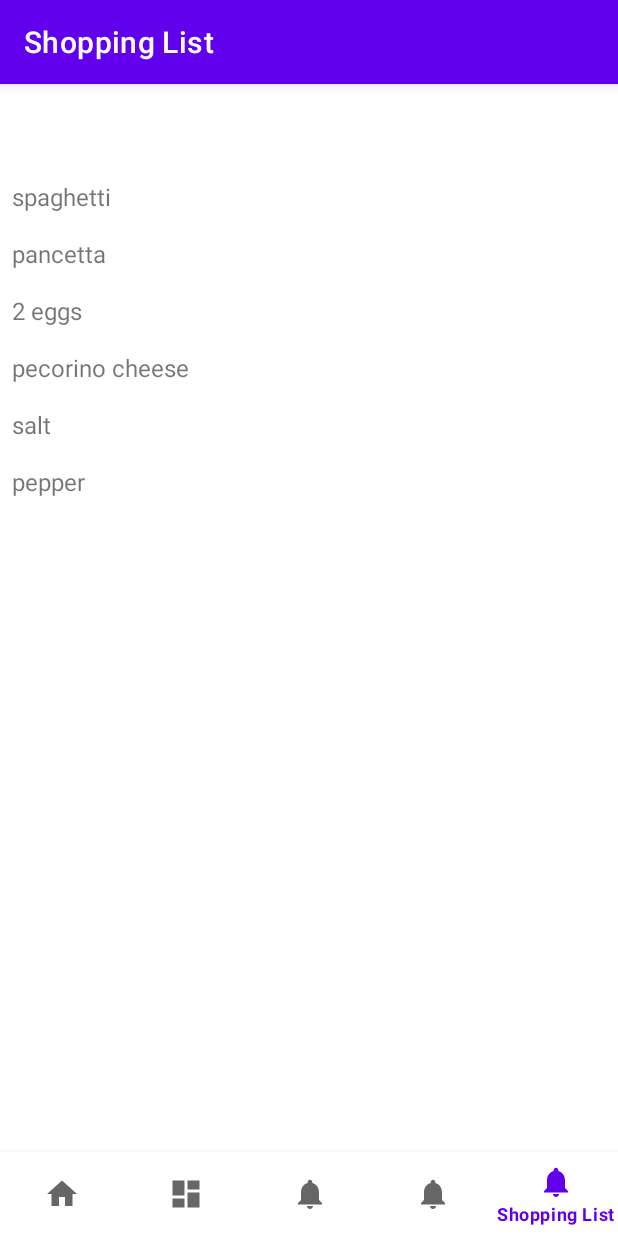
After one commit to s22630-pj-tomasz-rybczynski/PAMO, an Android app: the ShoppingListFragment screen opened through its navigation route, on a phone screen of 412 x 824 dp. The commit adds this screen. Run offline under Robolectric (Android 15) with nearby library versions, the phone set to English and light mode, and no system bars; our stand-ins replace navigation-ui.

Commit message:
Add zjazd4

```diff
--- a/zjazd2/app/src/main/AndroidManifest.xml
+++ b/zjazd2/app/src/main/AndroidManifest.xml
@@ -11,6 +11,7 @@
         android:roundIcon="@mipmap/ic_launcher_round"
         android:supportsRtl="true"
         android:theme="@style/Theme.Zjazd2"
+        android:usesCleartextTraffic="true"
         tools:targetApi="31">
         <activity
             android:name=".MainActivity"
--- a/zjazd2/app/src/main/java/com/example/zjazd2/MainActivity.java
+++ b/zjazd2/app/src/main/java/com/example/zjazd2/MainActivity.java
@@ -9,12 +9,14 @@ import androidx.navigation.NavController;
 import androidx.navigation.Navigation;
 import androidx.navigation.ui.AppBarConfiguration;
 import androidx.navigation.ui.NavigationUI;
+import android.webkit.WebView;
 
 import com.example.zjazd2.databinding.ActivityMainBinding;
 
 public class MainActivity extends AppCompatActivity {
 
     private ActivityMainBinding binding;
+    private WebView webView;
 
     @Override
     protected void onCreate(Bundle savedInstanceState) {
@@ -22,12 +24,13 @@ public class MainActivity extends AppCompatActivity {
 
         binding = ActivityMainBinding.inflate(getLayoutInflater());
         setContentView(binding.getRoot());
+        webView = findViewById(R.id.webview);
 
         BottomNavigationView navView = findViewById(R.id.nav_view);
         // Passing each menu ID as a set of Ids because each
         // menu should be considered as top level destinations.
         AppBarConfiguration appBarConfiguration = new AppBarConfiguration.Builder(
-                R.id.navigation_home, R.id.navigation_dashboard, R.id.navigation_notifications, R.id.navigation_recipes)
+                R.id.navigation_home, R.id.navigation_dashboard, R.id.navigation_notifications, R.id.navigation_recipes, R.id.navigation_shopping_list)
                 .build();
         NavController navController = Navigation.findNavController(this, R.id.nav_host_fragment_activity_main);
         NavigationUI.setupActionBarWithNavController(this, navController, appBarConfiguration);
--- a/zjazd2/app/src/main/java/com/example/zjazd2/ui/home/HomeFragment.java
+++ b/zjazd2/app/src/main/java/com/example/zjazd2/ui/home/HomeFragment.java
@@ -4,12 +4,15 @@ import android.os.Bundle;
 import android.view.LayoutInflater;
 import android.view.View;
 import android.view.ViewGroup;
+import android.webkit.WebView;
 import android.widget.TextView;
 
 import androidx.annotation.NonNull;
+import androidx.annotation.Nullable;
 import androidx.fragment.app.Fragment;
 import androidx.lifecycle.ViewModelProvider;
 
+import com.example.zjazd2.R;
 import com.example.zjazd2.databinding.FragmentHomeBinding;
 
 public class HomeFragment extends Fragment {
@@ -24,8 +27,10 @@ public class HomeFragment extends Fragment {
         binding = FragmentHomeBinding.inflate(inflater, container, false);
         View root = binding.getRoot();
 
-        final TextView textView = binding.textHome;
-        homeViewModel.getText().observe(getViewLifecycleOwner(), textView::setText);
+        WebView webView = binding.webview;
+        webView.getSettings().setJavaScriptEnabled(true);
+        webView.loadUrl("file:///android_asset/chart.html");
+
         return root;
     }
 
--- /dev/null
+++ b/zjazd2/app/src/main/java/com/example/zjazd2/ui/shoppinglist/ShoppingListAdapter.java
@@ -0,0 +1,52 @@
+package com.example.zjazd2.ui.shoppinglist;
+
+import android.graphics.Paint;
+import android.view.LayoutInflater;
+import android.view.View;
+import android.view.ViewGroup;
+import android.widget.TextView;
+import androidx.recyclerview.widget.RecyclerView;
+import com.example.zjazd2.R;
+import java.util.Arrays;
+import java.util.List;
+
+public class ShoppingListAdapter extends RecyclerView.Adapter<ShoppingListAdapter.ViewHolder> {
+
+    private List<String> data = Arrays.asList("spaghetti", "pancetta", "2 eggs", "pecorino cheese", "salt", "pepper");
+
+    @Override
+    public ViewHolder onCreateViewHolder(ViewGroup parent, int viewType) {
+        View view = LayoutInflater.from(parent.getContext())
+                .inflate(R.layout.shopping_list_item, parent, false);
+        return new ViewHolder(view);
+    }
+
+    @Override
+    public void onBindViewHolder(ViewHolder holder, int position) {
+        holder.textView.setText(data.get(position));
+        holder.textView.setOnClickListener(new View.OnClickListener() {
+            @Override
+            public void onClick(View v) {
+                if (holder.textView.getPaintFlags() == Paint.STRIKE_THRU_TEXT_FLAG) {
+                    holder.textView.setPaintFlags(holder.textView.getPaintFlags() & (~Paint.STRIKE_THRU_TEXT_FLAG));
+                } else {
+                    holder.textView.setPaintFlags(Paint.STRIKE_THRU_TEXT_FLAG);
+                }
+            }
+        });
+    }
+
+    @Override
+    public int getItemCount() {
+        return data.size();
+    }
+
+    public static class ViewHolder extends RecyclerView.ViewHolder {
+        public TextView textView;
+
+        public ViewHolder(View view) {
+            super(view);
+            textView = view.findViewById(R.id.shopping_list_item_text);
+        }
+    }
+}
--- /dev/null
+++ b/zjazd2/app/src/main/java/com/example/zjazd2/ui/shoppinglist/ShoppingListFragment.java
@@ -0,0 +1,27 @@
+package com.example.zjazd2.ui.shoppinglist;
+
+import android.os.Bundle;
+import android.view.LayoutInflater;
+import android.view.View;
+import android.view.ViewGroup;
+import androidx.fragment.app.Fragment;
+import androidx.recyclerview.widget.LinearLayoutManager;
+import androidx.recyclerview.widget.RecyclerView;
+import com.example.zjazd2.R;
+
+public class ShoppingListFragment extends Fragment {
+
+    private RecyclerView recyclerView;
+
+    @Override
+    public View onCreateView(LayoutInflater inflater, ViewGroup container,
+                             Bundle savedInstanceState) {
+        View view = inflater.inflate(R.layout.fragment_shopping_list, container, false);
+
+        recyclerView = view.findViewById(R.id.shopping_list_recycler_view);
+        recyclerView.setLayoutManager(new LinearLayoutManager(getContext()));
+        recyclerView.setAdapter(new ShoppingListAdapter());
+
+        return view;
+    }
+}
--- /dev/null
+++ b/zjazd2/app/src/main/res/layout/fragment_shoplist.xml
@@ -0,0 +1,6 @@
+<?xml version="1.0" encoding="utf-8"?>
+<androidx.constraintlayout.widget.ConstraintLayout xmlns:android="http://schemas.android.com/apk/res/android"
+    android:layout_width="match_parent"
+    android:layout_height="match_parent">
+
+</androidx.constraintlayout.widget.ConstraintLayout>
--- /dev/null
+++ b/zjazd2/app/src/main/res/layout/fragment_shopping_list.xml
@@ -0,0 +1,10 @@
+<androidx.constraintlayout.widget.ConstraintLayout xmlns:android="http://schemas.android.com/apk/res/android"
+    android:layout_width="match_parent"
+    android:layout_height="match_parent">
+
+    <androidx.recyclerview.widget.RecyclerView
+        android:id="@+id/shopping_list_recycler_view"
+        android:layout_width="match_parent"
+        android:layout_height="match_parent" />
+
+</androidx.constraintlayout.widget.ConstraintLayout>
--- /dev/null
+++ b/zjazd2/app/src/main/res/layout/shopping_list_item.xml
@@ -0,0 +1,6 @@
+<TextView xmlns:android="http://schemas.android.com/apk/res/android"
+    android:id="@+id/shopping_list_item_text"
+    android:layout_width="match_parent"
+    android:layout_height="wrap_content"
+    android:padding="8dp"
+    android:textSize="16sp" />
--- a/zjazd2/app/src/main/res/menu/bottom_nav_menu.xml
+++ b/zjazd2/app/src/main/res/menu/bottom_nav_menu.xml
@@ -21,4 +21,8 @@
         android:icon="@drawable/ic_notifications_black_24dp"
         android:title="Recipes" />
 
+    <item
+        android:id="@+id/navigation_shopping_list"
+        android:icon="@drawable/ic_notifications_black_24dp"
+        android:title="Shopping List" />
 </menu>
--- a/zjazd2/app/src/main/res/navigation/mobile_navigation.xml
+++ b/zjazd2/app/src/main/res/navigation/mobile_navigation.xml
@@ -28,4 +28,11 @@
         android:name="com.example.zjazd2.ui.recipes.RecipesFragment"
         android:label="Recipes"
         tools:layout="@layout/fragment_notifications" />
+
+    <fragment
+        android:id="@+id/navigation_shopping_list"
+        android:name="com.example.zjazd2.ui.shoppinglist.ShoppingListFragment"
+        android:label="Shopping List"
+        tools:layout="@layout/fragment_shopping_list" />
+         />
 </navigation>
```
Also changed, not shown: zjazd2/app/src/main/java/com/example/zjazd2/exercises.kt (added, +148 -0 lines), zjazd2/app/src/main/res/layout/fragment_home.xml (+16 -20 lines), 1 other file.
